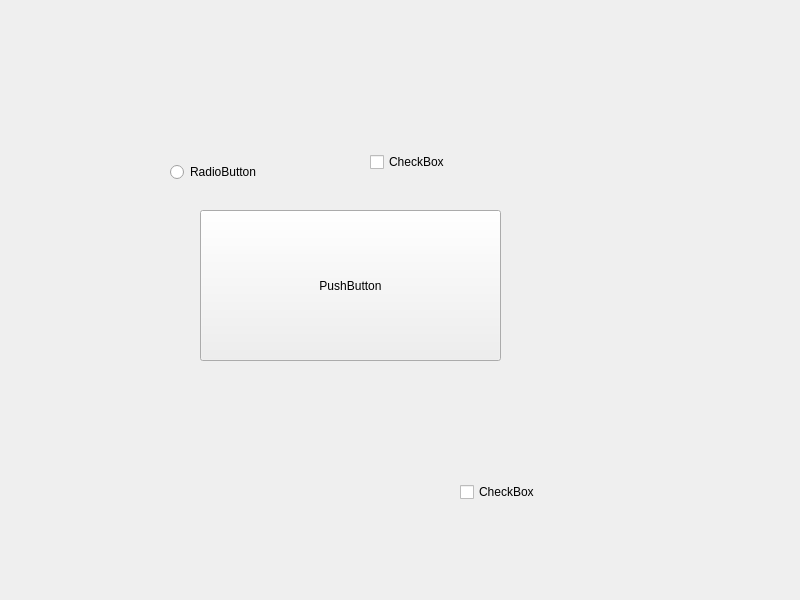
First picture: the form in testrun/testrun.ui, repository Sn4Rs/114qtmidt_testrun, before the edit.
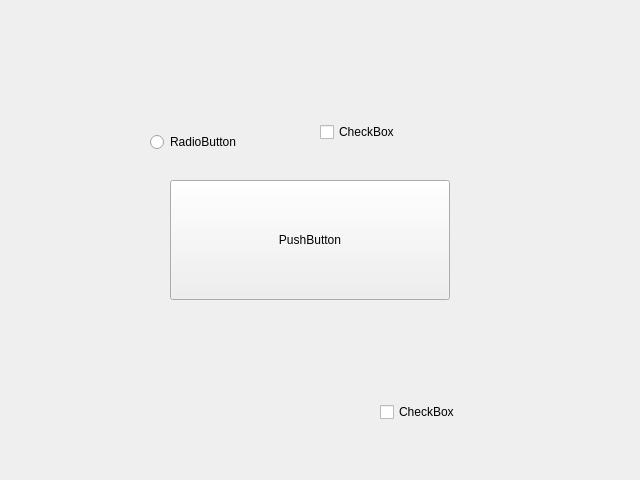
Second picture: the form after the edit.

Commit message: Optimize window size, positioning and arrangement

```diff
--- a/testrun/testrun.ui
+++ b/testrun/testrun.ui
@@ -6,8 +6,8 @@
    <rect>
     <x>0</x>
     <y>0</y>
-    <width>800</width>
-    <height>600</height>
+    <width>640</width>
+    <height>480</height>
    </rect>
   </property>
   <property name="windowTitle">
@@ -16,10 +16,10 @@
   <widget class="QPushButton" name="pushButton">
    <property name="geometry">
     <rect>
-     <x>200</x>
-     <y>210</y>
-     <width>301</width>
-     <height>151</height>
+     <x>170</x>
+     <y>180</y>
+     <width>280</width>
+     <height>120</height>
     </rect>
    </property>
    <property name="text">
@@ -29,8 +29,8 @@
   <widget class="QWidget" name="widget" native="true">
    <property name="geometry">
     <rect>
-     <x>110</x>
-     <y>440</y>
+     <x>90</x>
+     <y>360</y>
      <width>120</width>
      <height>80</height>
     </rect>
@@ -39,8 +39,8 @@
   <widget class="QRadioButton" name="radioButton">
    <property name="geometry">
     <rect>
-     <x>170</x>
-     <y>160</y>
+     <x>150</x>
+     <y>130</y>
      <width>111</width>
      <height>24</height>
     </rect>
@@ -52,8 +52,8 @@
   <widget class="QCheckBox" name="checkBox">
    <property name="geometry">
     <rect>
-     <x>370</x>
-     <y>150</y>
+     <x>320</x>
+     <y>120</y>
      <width>91</width>
      <height>24</height>
     </rect>
@@ -65,8 +65,8 @@
   <widget class="QCheckBox" name="checkBox_2">
    <property name="geometry">
     <rect>
-     <x>460</x>
-     <y>480</y>
+     <x>380</x>
+     <y>400</y>
      <width>91</width>
      <height>24</height>
     </rect>
```
The commit also changes 1 other file.
